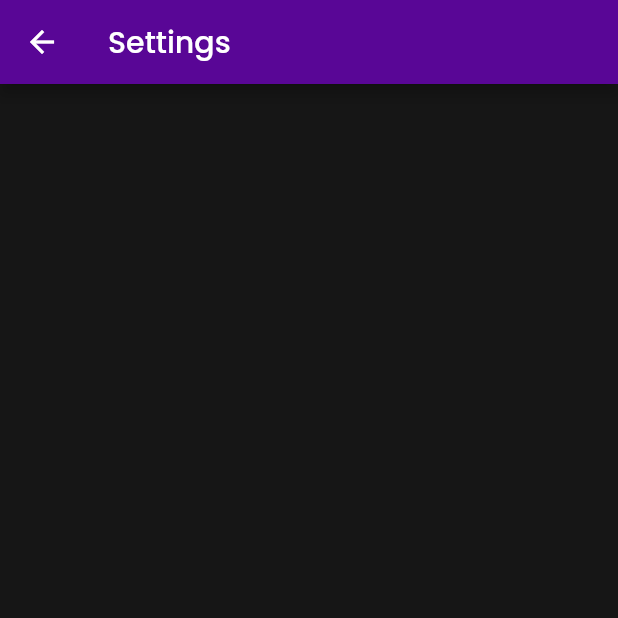
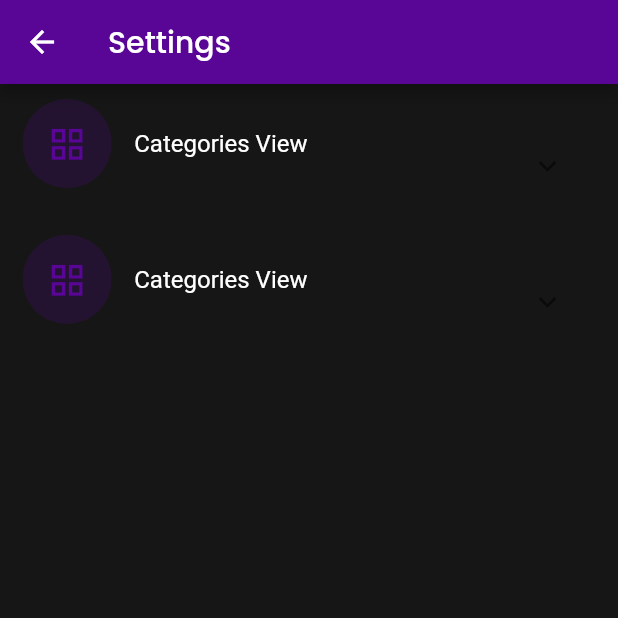
Before and after one commit to anasfik/public-apis-mobile-client, a Flutter app: the SettingsView screen opened by its route, on a phone screen of 412 x 824 dp, the top half of it. Run offline on Flutter 3.47's test engine with Material 2 defaults, Android fonts, the light colour scheme and no system bars; our stand-ins replace auto_size_text, get, google_fonts, hive, hive_flutter; accounts and stored records are empty; network calls fail.

Commit message:
[ Add ] the settnig card widget wraped with configured expanstion panel

```diff
--- a/lib/app/modules/home/bindings/settings_binding.dart
+++ b/lib/app/modules/home/bindings/settings_binding.dart
@@ -1,7 +1,6 @@
 import 'package:get/get.dart';
 
 import '../controllers/settings_controllers/settings_controller.dart';
-import '../controllers/settings_controllers/sub_settings/category_box__setting_controller.dart';
 
 class SettingsBinding implements Bindings {
   @override
--- a/lib/app/modules/home/controllers/settings_controllers/settings_controller.dart
+++ b/lib/app/modules/home/controllers/settings_controllers/settings_controller.dart
@@ -3,11 +3,29 @@ import 'package:get/get.dart';
 import 'package:public_apis_desktop_client/app/data/models/setting_option_model.dart';
 
 class SettingsController extends GetxController {
-  List<SettingOptionModel> settings = [
-    SettingOptionModel(
-      title: "change categories view",
-      icon: Icons.grid_view,
-      optionFunction: () {},
-    )
-  ];
+  SettingsController() {
+    settings = [
+      SettingOptionModel(
+        title: "categories view",
+        icon: Icons.grid_view,
+        optionFunction: () {},
+      ),
+      SettingOptionModel(
+        title: "categories view",
+        icon: Icons.grid_view,
+        optionFunction: () {},
+      )
+    ];
+  }
+  late List<SettingOptionModel> settings;
+  late List<bool> isOpenedList = List.filled(settings.length, false);
+
+  void toggleExpansionTile({
+    required int index,
+    required bool isExpanded,
+  }) {
+    isOpenedList = List.filled(settings.length, false);
+    isOpenedList[index] = !isExpanded;
+    update();
+  }
 }
--- a/lib/app/modules/home/views/categories_view/widgets/sliver_app_bar.dart
+++ b/lib/app/modules/home/views/categories_view/widgets/sliver_app_bar.dart
@@ -6,6 +6,7 @@ import '../../../../../utils/colors/colors.dart';
 import '../../../../../utils/text_helper_methods.dart';
 import '../../../controllers/home_controller.dart';
 import 'bookmark_page_icon.dart';
+import "dart:convert";
 
 class CustomSliverAppBar extends GetView<HomeController> {
   const CustomSliverAppBar({
--- a/lib/app/modules/home/views/settings_view/settings_view.dart
+++ b/lib/app/modules/home/views/settings_view/settings_view.dart
@@ -1,8 +1,9 @@
 import 'package:flutter/material.dart';
 import 'package:get/get.dart';
 import 'package:public_apis_desktop_client/app/modules/home/controllers/settings_controllers/settings_controller.dart';
-import 'package:public_apis_desktop_client/app/modules/home/views/settings_view/widgets/setting_card.dart';
 import 'package:public_apis_desktop_client/app/utils/text_helper_methods.dart';
+
+import 'widgets/setting_card.dart';
 
 class SettingsView extends GetView<SettingsController> {
   const SettingsView({Key? key}) : super(key: key);
@@ -15,15 +16,47 @@ class SettingsView extends GetView<SettingsController> {
           TextHelperMethods.firstLettersToCapital("settings"),
         ),
       ),
-        body: Column(
-          children: <Widget>[
+      body: SingleChildScrollView(
+        scrollDirection: Axis.vertical,
+        child: Padding(
+          padding: const EdgeInsets.symmetric(horizontal: 15, vertical: 10),
+          child: GetBuilder<SettingsController>(
+            builder: (controller) {
+              return ExpansionPanelList(
+                expandedHeaderPadding: EdgeInsets.zero,
+                dividerColor: Colors.transparent,
+                elevation: 0,
+                expansionCallback: (int index, bool isExpanded) {
+                  controller.toggleExpansionTile(
+                    index: index,
+                    isExpanded: isExpanded,
+                  );
+                },
+                children: [
                   ...List.generate(
                     controller.settings.length,
-              (index) => SettingsCard(
+                    (index) => ExpansionPanel(
+                      canTapOnHeader: true,
+                      backgroundColor:
+                          Theme.of(context).scaffoldBackgroundColor,
+                      headerBuilder: (context, isExpanded) {
+                        return SettingsCard(
                           settingOption: controller.settings[index],
+                        );
+                      },
+                      body: Container(
+                        color: Colors.blue,
+                        child: Text("fvf"),
+                      ),
+                      isExpanded: controller.isOpenedList[index],
                     ),
                   ),
                 ],
-        ));
+              );
+            },
+          ),
+        ),
+      ),
+    );
   }
 }
--- a/lib/app/modules/home/views/settings_view/widgets/setting_card.dart
+++ b/lib/app/modules/home/views/settings_view/widgets/setting_card.dart
@@ -1,4 +1,5 @@
 import 'package:flutter/material.dart';
+import 'package:public_apis_desktop_client/app/utils/text_helper_methods.dart';
 
 import '../../../../../data/models/setting_option_model.dart';
 
@@ -11,6 +12,42 @@ class SettingsCard extends StatelessWidget {
   final SettingOptionModel settingOption;
   @override
   Widget build(BuildContext context) {
-    return Container();
+    return Container(
+      margin: const EdgeInsets.only(bottom: 30),
+      child: Row(
+        children: <Widget>[
+          ClipRRect(
+            borderRadius: BorderRadius.circular(50),
+            child: Container(
+              color: Theme.of(context).primaryColor.withOpacity(.2),
+              child: Padding(
+                padding: const EdgeInsets.all(16.0),
+                child: Center(
+                  child: Icon(
+                    settingOption.icon,
+                    size: 27.5,
+                    color: Theme.of(context).primaryColor,
+                  ),
+                ),
+              ),
+            ),
+          ),
+          const SizedBox(
+            width: 15,
+          ),
+          Text(
+            TextHelperMethods.firstLettersToCapital(settingOption.title),
+            style: Theme.of(context).textTheme.headline5!.copyWith(
+                  fontSize: 16,
+                ),
+          ),
+          // const Spacer(),
+          // Icon(
+          //   Icons.keyboard_arrow_down,
+          //   color: Colors.white.withOpacity(.8),
+          // ),
+        ],
+      ),
+    );
   }
 }
--- a/lib/app/utils/themes.dart
+++ b/lib/app/utils/themes.dart
@@ -32,5 +32,6 @@ class AppThemes {
       secondary: AppColors.purple,
     ),
 
+
   );
 }
```
Lines whose indentation alone changed are shown as unchanged.
